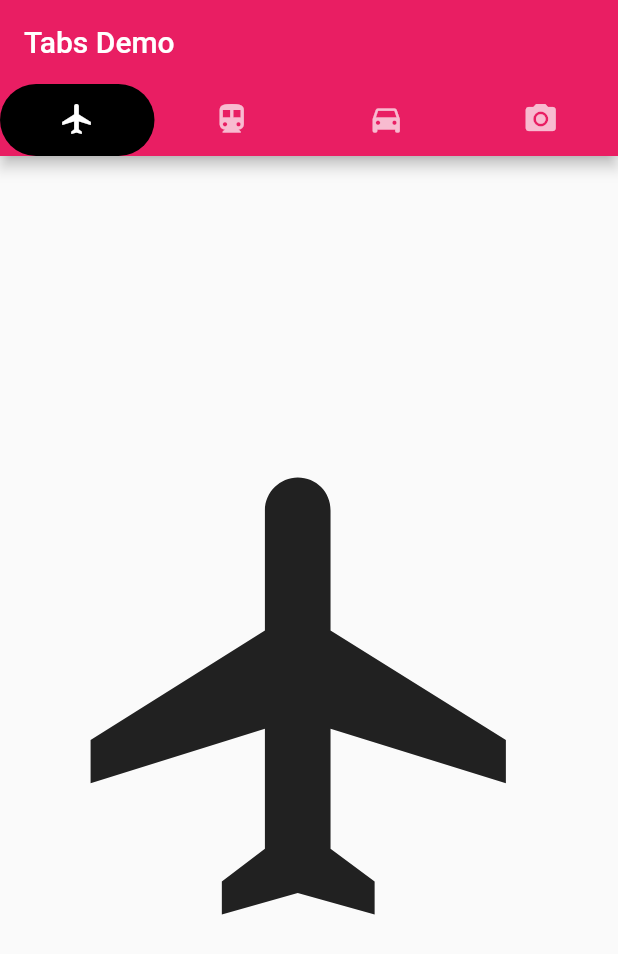
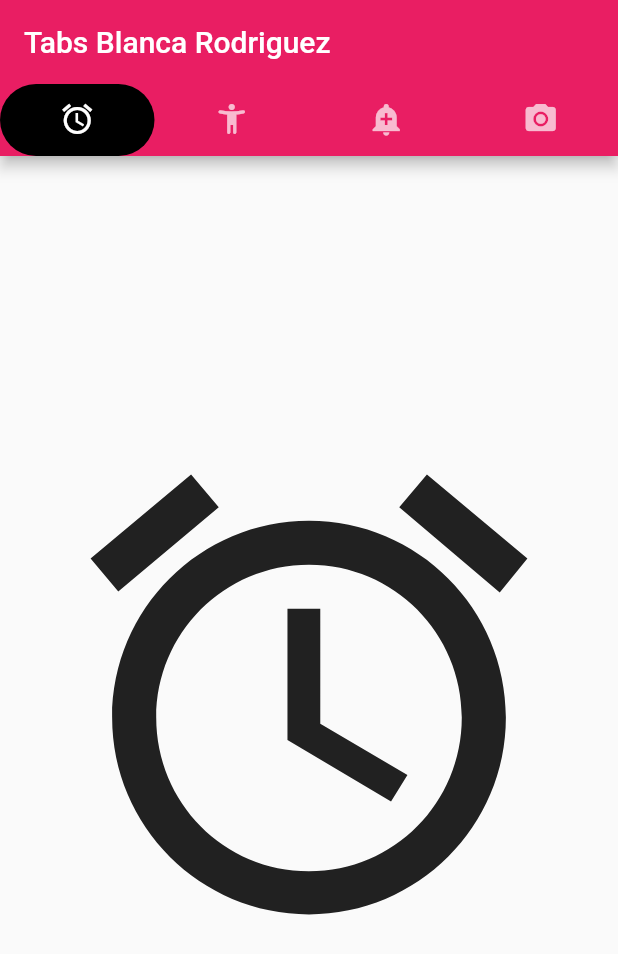
Before and after one commit to BlancaRodriguez15/TabBar_6J, a Flutter app: the screen it shows after launch, on a phone screen of 412 x 824 dp. Shown: the top 954 px of the screen. Run offline on Flutter 3.47's test engine with Material 2 defaults, Android fonts, the phone set to English and light mode, and no system bars.

Commit message:
TabBarV3

```diff
--- a/lib/main.dart
+++ b/lib/main.dart
@@ -40,19 +40,19 @@ class _MyHomePageState extends State<MyHomePage> {
                 borderRadius: BorderRadius.circular(60), // Creates border
                 color: Color(0xff000000)), //Change background color from here
             tabs: [
-              Tab(icon: Icon(Icons.flight)),
-              Tab(icon: Icon(Icons.directions_transit)),
-              Tab(icon: Icon(Icons.directions_car)),
+              Tab(icon: Icon(Icons.access_alarm)),
+              Tab(icon: Icon(Icons.accessibility_new_rounded)),
+              Tab(icon: Icon(Icons.add_alert)),
               Tab(icon: Icon(Icons.camera_alt)),
             ],
           ),
-          title: Text('Tabs Demo'),
+          title: Text('Tabs Blanca Rodriguez'),
         ),
         body: TabBarView(
           children: [
-            Icon(Icons.flight, size: 350),
-            Icon(Icons.directions_transit, size: 350),
-            Icon(Icons.directions_car, size: 350),
+            Icon(Icons.access_alarm, size: 350),
+            Icon(Icons.accessibility_new_rounded, size: 350),
+            Icon(Icons.add_alert, size: 350),
             Icon(Icons.camera_alt, size: 350),
           ],
         ),
```
